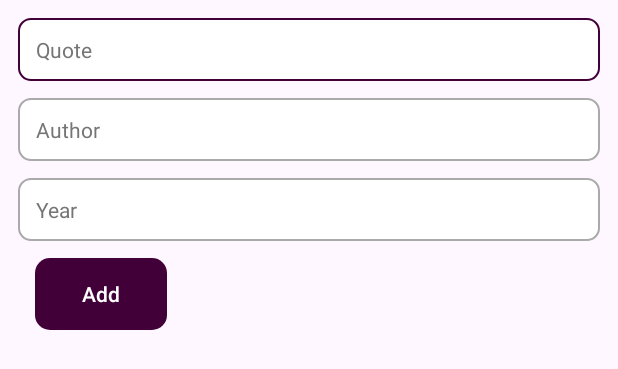
After one commit to TawfiqGit/Quotes, an Android app: the layout dialog_fragment_edit_quote.xml on its own in the app's theme, with its tools: preview values and no code run, on a phone screen of 412 x 824 dp. The commit adds this screen. Shown: the top 369 px of the screen. Run offline under Robolectric (Android 15) with nearby library versions, the phone set to English and light mode, and no system bars.

Commit message:
todo 21 07 25

```diff
--- /dev/null
+++ b/app/src/main/java/com/tawfiqdev/quotesapp/ui/fragment/dialog/EditQuoteDialogFragment.kt
@@ -0,0 +1,24 @@
+package com.tawfiqdev.quotesapp.ui.fragment.dialog
+
+import android.app.Dialog
+import android.os.Bundle
+import android.view.LayoutInflater
+import android.view.View
+import androidx.appcompat.app.AlertDialog
+import androidx.fragment.app.DialogFragment
+import com.tawfiqdev.quotesapp.R
+
+class EditQuoteDialogFragment : DialogFragment(){
+
+    override fun onCreateDialog(savedInstanceState: Bundle?): Dialog {
+        val inflater: LayoutInflater = this.layoutInflater
+        val dialogView: View = inflater.inflate(R.layout.dialog_fragment_edit_quote, null)
+        return AlertDialog.Builder(requireContext()).apply {
+            setView(dialogView)
+        }.create()
+    }
+
+    override fun setCancelable(cancelable: Boolean) {
+        super.setCancelable(false)
+    }
+}
--- /dev/null
+++ b/app/src/main/res/drawable/background_edit_input.xml
@@ -0,0 +1,19 @@
+<?xml version="1.0" encoding="utf-8"?>
+<selector xmlns:android="http://schemas.android.com/apk/res/android">
+
+    <item android:state_enabled="true" android:state_focused="true"  >
+        <shape android:shape ="rectangle" >
+            <solid android:color="@android:color/white"/>
+            <corners android:radius="8dp"/>
+            <stroke android:color="@color/violet" android:width ="1dp"/>
+        </shape>
+    </item>
+
+    <item android:state_enabled="true">
+        <shape android:shape ="rectangle" >
+            <solid android:color="@android:color/white"/>
+            <corners android:radius="8dp"/>
+            <stroke android:color="@android:color/darker_gray" android:width ="1dp"/>
+        </shape>
+    </item>
+</selector>
--- a/app/src/main/res/drawable/button_bar_enable.xml
+++ b/app/src/main/res/drawable/button_bar_enable.xml
@@ -4,5 +4,5 @@
 
     <solid android:color="@color/violet" />
 
-    <corners android:radius="3dp" />
+    <corners android:radius="10dp" />
 </shape>
--- /dev/null
+++ b/app/src/main/res/layout/dialog_fragment_edit_quote.xml
@@ -0,0 +1,55 @@
+<?xml version="1.0" encoding="utf-8"?>
+<androidx.constraintlayout.widget.ConstraintLayout xmlns:android="http://schemas.android.com/apk/res/android"
+    xmlns:app="http://schemas.android.com/apk/res-auto"
+    android:layout_width="match_parent"
+    android:layout_height="wrap_content"
+    android:padding="12dp">
+
+    <EditText
+        style="@style/QuoteEditText"
+        android:id="@+id/editTextQuote"
+        android:layout_width="match_parent"
+        android:layout_height="42dp"
+        android:autofillHints="@string/hint_quote"
+        android:hint="@string/hint_quote"
+        android:background="@drawable/background_edit_input"
+        app:layout_constraintStart_toStartOf="parent"
+        app:layout_constraintTop_toTopOf="parent" />
+
+    <EditText
+        style="@style/QuoteEditText"
+        android:id="@+id/editTextAuthor"
+        android:layout_width="match_parent"
+        android:layout_height="42dp"
+        android:layout_marginTop="11dp"
+        android:autofillHints="@string/hint_author"
+        android:hint="@string/hint_author"
+        android:background="@drawable/background_edit_input"
+        app:layout_constraintStart_toStartOf="parent"
+        app:layout_constraintTop_toBottomOf="@+id/editTextQuote" />
+
+    <EditText
+        style="@style/QuoteEditText"
+        android:id="@+id/editTextYear"
+        android:layout_width="match_parent"
+        android:layout_height="42dp"
+        android:layout_marginTop="11dp"
+        android:autofillHints="@string/hint_year"
+        android:hint="@string/hint_year"
+        android:background="@drawable/background_edit_input"
+        app:layout_constraintStart_toStartOf="parent"
+        app:layout_constraintTop_toBottomOf="@+id/editTextAuthor" />
+
+    <Button
+        android:id="@+id/buttonAddQuote"
+        android:layout_width="wrap_content"
+        android:layout_height="wrap_content"
+        android:layout_margin="11dp"
+        android:background="@drawable/button_bar_enable"
+        android:text="@string/button_add"
+        app:backgroundTint="@null"
+        app:layout_constraintStart_toStartOf="parent"
+        app:layout_constraintTop_toBottomOf="@+id/editTextYear" />
+
+
+</androidx.constraintlayout.widget.ConstraintLayout>
--- a/app/src/main/res/values/strings.xml
+++ b/app/src/main/res/values/strings.xml
@@ -9,4 +9,8 @@
     <string name="contentDescription">contentDescription</string>
     <string name="button_add_a_quote">Add a quote</string>
     <string name="button_connection">Connection</string>
+    <string name="hint_quote">Quote</string>
+    <string name="hint_author">Author</string>
+    <string name="hint_year">Year</string>
+    <string name="button_add">Add</string>
 </resources>
--- /dev/null
+++ b/app/src/main/res/values/styles.xml
@@ -0,0 +1,13 @@
+<?xml version="1.0" encoding="utf-8"?>
+<resources>
+
+    <style name="QuoteEditText" parent="Widget.AppCompat.EditText">
+        <item name="android:inputType">text|textCapSentences</item>
+        <item name="android:paddingStart">12dp</item>
+        <item name="android:paddingEnd">12dp</item>
+        <item name="android:selectAllOnFocus">true</item>
+        <item name="android:textColorHint">#757575</item>
+        <item name="android:textSize">14sp</item>
+        <item name="android:textColor">@color/violet</item>
+    </style>
+</resources>
```
